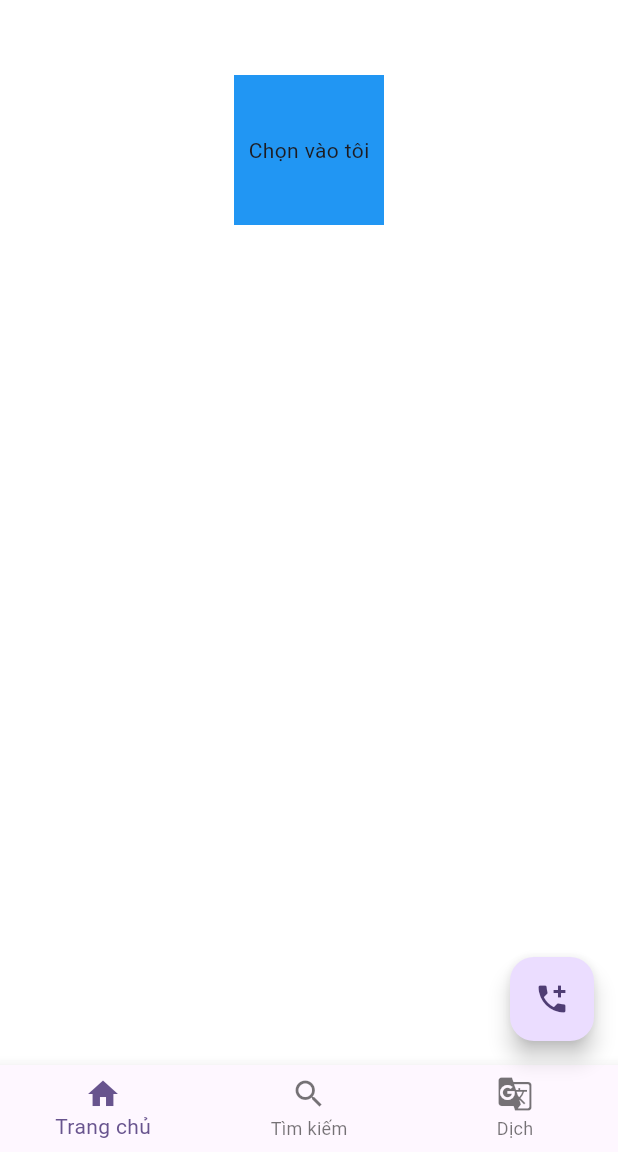
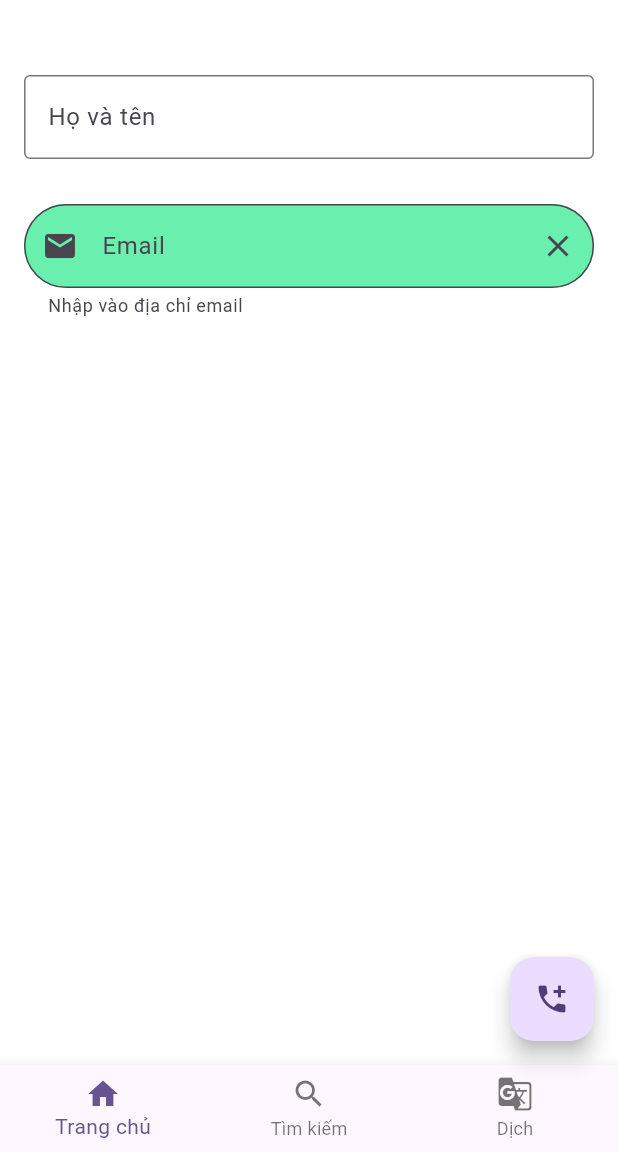
Before and after one commit to thonguyenp/FlutterProgramming, a Flutter app: the screen it shows after launch, on a phone screen of 412 x 824 dp, the part 84-1236 px from its top. Run offline on Flutter 3.47's test engine with Material 3 defaults, Android fonts, the phone set to English and light mode, and no system bars.

Commit message:
Tìm hiểu về Textfield PT1

```diff
--- /dev/null
+++ b/app_02/lib/MyTextField.dart
@@ -0,0 +1,69 @@
+import 'package:flutter/material.dart';
+
+class MyTextField extends StatelessWidget {
+  const MyTextField({super.key});
+
+  @override
+  Widget build(BuildContext context) {
+    //trả về 1 Scaffold - widget cung cấp bố cục Material
+    //Màn hình
+    return Scaffold(
+      //Thanh tiêu đề ứng dụng
+      appBar: AppBar(
+        title: Text("App_02"),
+      ),
+      backgroundColor: Colors.white,
+
+      body: Padding(
+          padding: EdgeInsetsGeometry.symmetric(
+            horizontal: 16,
+          ),
+          child: Center(
+            child: Column(
+              children: [
+                SizedBox(height: 50,),
+                // Textfield cho phép nhập văn bản từ bàn phím
+                TextField(
+                  decoration: InputDecoration(
+                    labelText: "Họ và tên",
+                    hintText: "Nhập vào họ và tên của bạn",
+                    border: OutlineInputBorder(),
+                  ),
+                ),
+                SizedBox(height: 30,),
+                TextField(
+                  decoration: InputDecoration(
+                    labelText: "Email",
+                    hintText: "Example@gmail.com",
+                    helperText: "Nhập vào địa chỉ email",
+                    prefixIcon: Icon(Icons.email),
+                    suffixIcon: Icon(Icons.clear),
+                    border: OutlineInputBorder(
+                      borderRadius: BorderRadius.circular(100),
+                    ),
+                    filled: true,
+                    fillColor: Colors.greenAccent,
+                  ),
+
+                ),
+              ],
+            )
+          )
+
+    ),
+
+      floatingActionButton: FloatingActionButton(
+          onPressed: (){print("Pressed");},
+          child: const Icon(Icons.add_ic_call)
+      ),
+
+      //items là 1 set => để trong []
+      bottomNavigationBar: BottomNavigationBar(items: [
+        BottomNavigationBarItem(icon: Icon(Icons.home), label: "Trang chủ"),
+        BottomNavigationBarItem(icon: Icon(Icons.search), label: "Tìm kiếm"),
+        BottomNavigationBarItem(icon: Icon(Icons.g_translate), label: "Dịch"),
+
+      ]),
+    );
+  }
+}
--- a/app_02/lib/main.dart
+++ b/app_02/lib/main.dart
@@ -8,6 +8,7 @@ import 'MyButton.dart';
 import 'MyButton_2.dart';
 import 'MyButton_3.dart';
 import 'MyGestures.dart';
+import 'MyTextField.dart';
 
 void main() {
   runApp(const MyApp());
@@ -24,7 +25,7 @@ class MyApp extends StatelessWidget {
       theme: ThemeData(
         colorScheme: ColorScheme.fromSeed(seedColor: Colors.deepPurple),
       ),
-      home: const MyGestures(),
+      home: const MyTextField(),
     );
   }
 }
```
